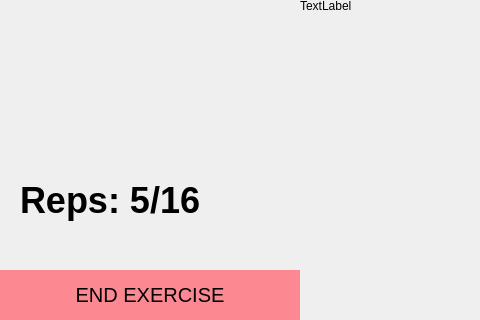
The window that copyclare/ui/exercise.ui (MotionInput/Team14-CopyClare) describes before a commit, drawn with Qt 5; both pictures show x 0 to 480 and y 308 to 628 of the 900 by 628 pixel window.
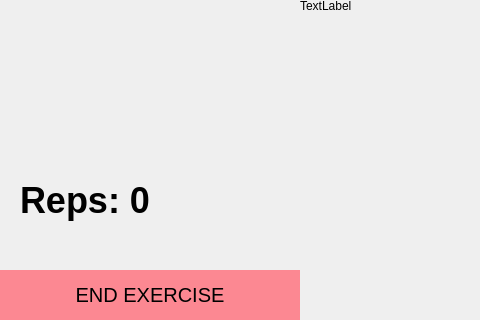
The same window after the commit.

The edit to the form file:
```diff
--- a/copyclare/ui/exercise.ui
+++ b/copyclare/ui/exercise.ui
@@ -206,7 +206,7 @@
             <enum>QFrame::NoFrame</enum>
            </property>
            <property name="text">
-            <string>Reps: 5/16</string>
+            <string>Reps: 0</string>
            </property>
           </widget>
          </item>
```
Left out of the diff: 2 changed lines with no effect on the pictures.
